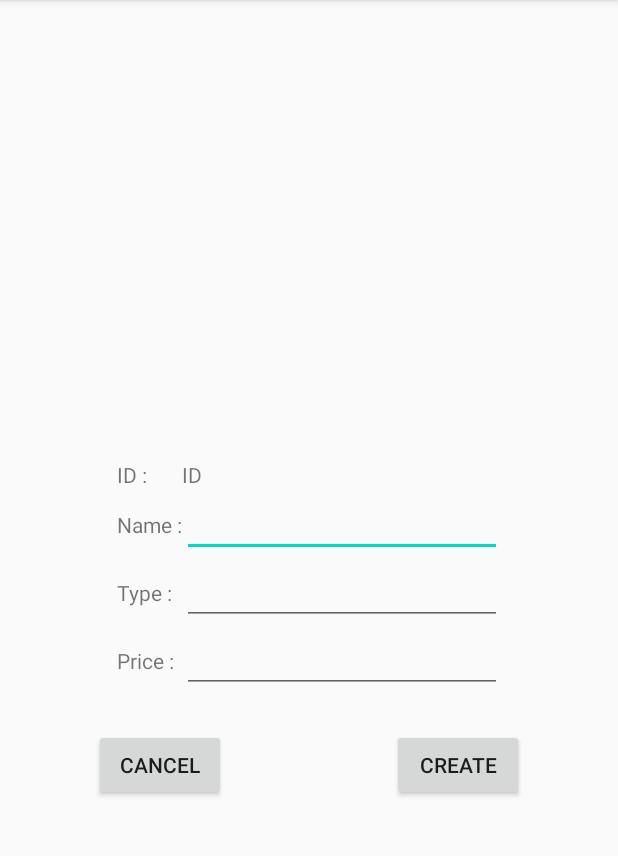
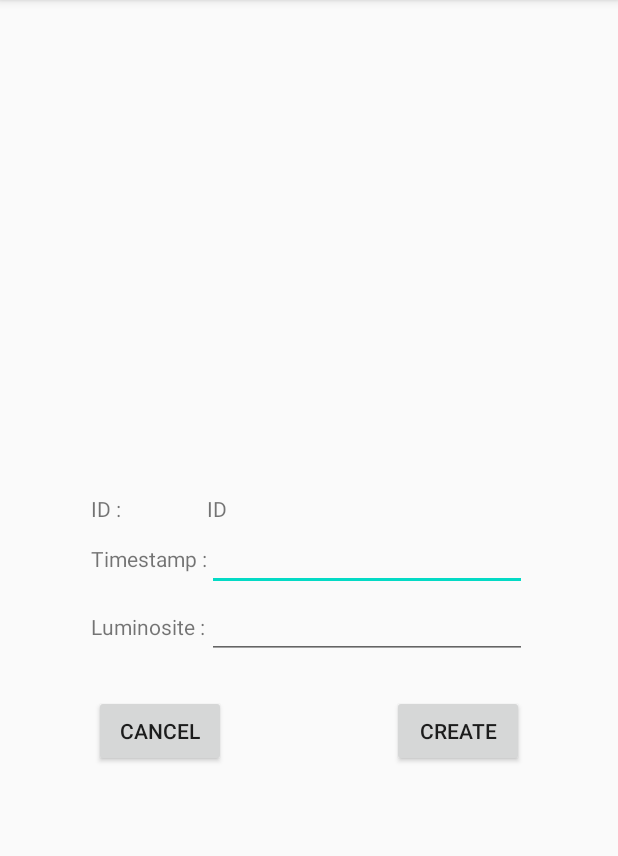
Before and after one commit to Nicolas-Rigaudy/Aquarium-Monitoring-System, an Android app: the EditActivity screen opened directly, with no data from a screen before it, on a phone screen of 412 x 824 dp, the part 84-940 px from its top. Run offline under Robolectric (Android 15) with nearby library versions, the phone set to English and light mode, and no system bars; Roboto replaces fonts that are not available here.

Commit message:
Backup with light and temp

```diff
--- a/ANDROID APP/Android_REST/app/src/main/AndroidManifest.xml
+++ b/ANDROID APP/Android_REST/app/src/main/AndroidManifest.xml
@@ -15,7 +15,7 @@
         android:usesCleartextTraffic="true">
         <activity android:name=".EditActivity" />
         <activity
-            android:name=".MainPage"
+            android:name=".MainActivity"
             android:label="@string/app_name"
             android:theme="@style/AppTheme.NoActionBar">
             <intent-filter>
--- a/ANDROID APP/Android_REST/app/src/main/java/org/libreapps/rest/EditActivity.java
+++ b/ANDROID APP/Android_REST/app/src/main/java/org/libreapps/rest/EditActivity.java
@@ -9,18 +9,24 @@ import android.widget.Button;
 import android.widget.EditText;
 import android.widget.TextView;
 
+
+
 import org.json.JSONException;
 import org.json.JSONObject;
 
 public class EditActivity extends AppCompatActivity implements View.OnClickListener{
 
     private int id = 0;
-    private String name = "";
-    private String type = "";
-    private double price = 0.0;
-    private EditText nameEditText;
-    private EditText typeEditText;
-    private EditText priceEditText;
+    //private String name = "";
+   // private String type = "";
+    //private double price = 0.0;
+    private String timestamp = "";
+    private int luminosite = 100;
+    //private EditText nameEditText;
+    //private EditText typeEditText;
+    //private EditText priceEditText;
+    private EditText timestampEditText;
+    private EditText luminositeEditText;
     @Override
     protected void onCreate(Bundle savedInstanceState) {
         super.onCreate(savedInstanceState);
@@ -28,12 +34,18 @@ public class EditActivity extends AppCompatActivity implements View.OnClickListe
 
         TextView idText = findViewById(R.id.textView_id);
 
-        nameEditText = findViewById(R.id.nameEditTxt);
+        /*nameEditText = findViewById(R.id.nameEditTxt);
         String nameEditTextValue = nameEditText.getText().toString();
         typeEditText = findViewById(R.id.typeEditTxt);
         String typeEditTextValue = typeEditText.getText().toString();
         priceEditText = findViewById(R.id.priceEditTxt);
-        String priceEditTextValue = priceEditText.getText().toString();
+        String priceEditTextValue = priceEditText.getText().toString();*/
+        timestampEditText = findViewById(R.id.timestampEditTxt);
+        String timestampEditTextValue = timestampEditText.getText().toString();
+        luminositeEditText = findViewById(R.id.luminositeEditTxt);
+        String luminositeEditTextValue = luminositeEditText.getText().toString();
+
+
 
         Button button_ok= findViewById(R.id.button_ok);
         button_ok.setOnClickListener(this);
@@ -41,15 +53,19 @@ public class EditActivity extends AppCompatActivity implements View.OnClickListe
         button_cancel.setOnClickListener(this);
 
         id = getIntent().getIntExtra("id",0);
-        name = getIntent().getStringExtra("name");
+        /*name = getIntent().getStringExtra("name");
         type = getIntent().getStringExtra("type");
-        price = getIntent().getDoubleExtra("price", 0.0);
+        price = getIntent().getDoubleExtra("price", 0.0);*/
+        timestamp = getIntent().getStringExtra("timestamp");
+        luminosite = getIntent().getIntExtra("luminosite", 0);
 
         if(id!=0){
             idText.setText(""+id);
-            nameEditText.setText(name);
+            /*nameEditText.setText(name);
             typeEditText.setText(type);
-            priceEditText.setText(""+price);
+            priceEditText.setText(""+price);*/
+            timestampEditText.setText(timestamp);
+            luminositeEditText.setText(luminosite);
             button_cancel.setText("Supprimer");
             button_ok.setText("Modifier");
         }
@@ -64,9 +80,9 @@ public class EditActivity extends AppCompatActivity implements View.OnClickListe
                     if(id!=0) {
                         product.put("id", id);
                     }
-                    product.put("name", nameEditText.getText().toString());
-                    product.put("type", typeEditText.getText().toString());
-                    product.put("price", Double.parseDouble(priceEditText.getText().toString()));
+                    product.put("timestamp", timestampEditText.getText().toString());
+                    product.put("luminosite", Integer.parseInt(luminositeEditText.getText().toString()));
+                    //product.put("price", Double.parseDouble(priceEditText.getText().toString()));
                     connectionRest.setJsonObj(product);
                     if(id!=0) { // Modification
                         connectionRest.execute("PUT");
--- a/ANDROID APP/Android_REST/app/src/main/res/layout/activity_edit.xml
+++ b/ANDROID APP/Android_REST/app/src/main/res/layout/activity_edit.xml
@@ -37,13 +37,13 @@
             android:layout_height="match_parent">
 
             <TextView
-                android:id="@+id/textView_lbname"
+                android:id="@+id/textView_lbtimestamp"
                 android:layout_width="wrap_content"
                 android:layout_height="wrap_content"
-                android:text="Name :" />
+                android:text="Timestamp :" />
 
             <EditText
-                android:id="@+id/nameEditTxt"
+                android:id="@+id/timestampEditTxt"
                 android:layout_width="wrap_content"
                 android:layout_height="wrap_content"
                 android:ems="10"
@@ -56,32 +56,13 @@
             android:layout_height="match_parent">
 
             <TextView
-                android:id="@+id/textView_lbtype"
+                android:id="@+id/textView_lbluminosite"
                 android:layout_width="wrap_content"
                 android:layout_height="wrap_content"
-                android:text="Type :" />
+                android:text="Luminosite :" />
 
             <EditText
-                android:id="@+id/typeEditTxt"
-                android:layout_width="wrap_content"
-                android:layout_height="wrap_content"
-                android:ems="10"
-                android:inputType="textPersonName" />
-
-        </TableRow>
-
-        <TableRow
-            android:layout_width="match_parent"
-            android:layout_height="match_parent">
-
-            <TextView
-                android:id="@+id/textView_lbprice"
-                android:layout_width="wrap_content"
-                android:layout_height="wrap_content"
-                android:text="Price :" />
-
-            <EditText
-                android:id="@+id/priceEditTxt"
+                android:id="@+id/luminositeEditTxt"
                 android:layout_width="wrap_content"
                 android:layout_height="wrap_content"
                 android:ems="10"
```
Also changed, not shown: ANDROID APP/Android_REST/app/src/main/java/org/libreapps/rest/ConnectionRest.java (+7 -6 lines), ANDROID APP/Android_REST/app/src/main/java/org/libreapps/rest/LuminositeTableModel.java (added, +70 -0 lines), ANDROID APP/Android_REST/app/src/main/java/org/libreapps/rest/MainActivity.java (+8 -7 lines), ANDROID APP/Android_REST/app/src/main/java/org/libreapps/rest/ProductTableModel.java (deleted, +0 -70 lines), ANDROID APP/Android_REST/app/src/main/java/org/libreapps/rest/obj/Luminosite.java (added, +42 -0 lines), 285 other files.
